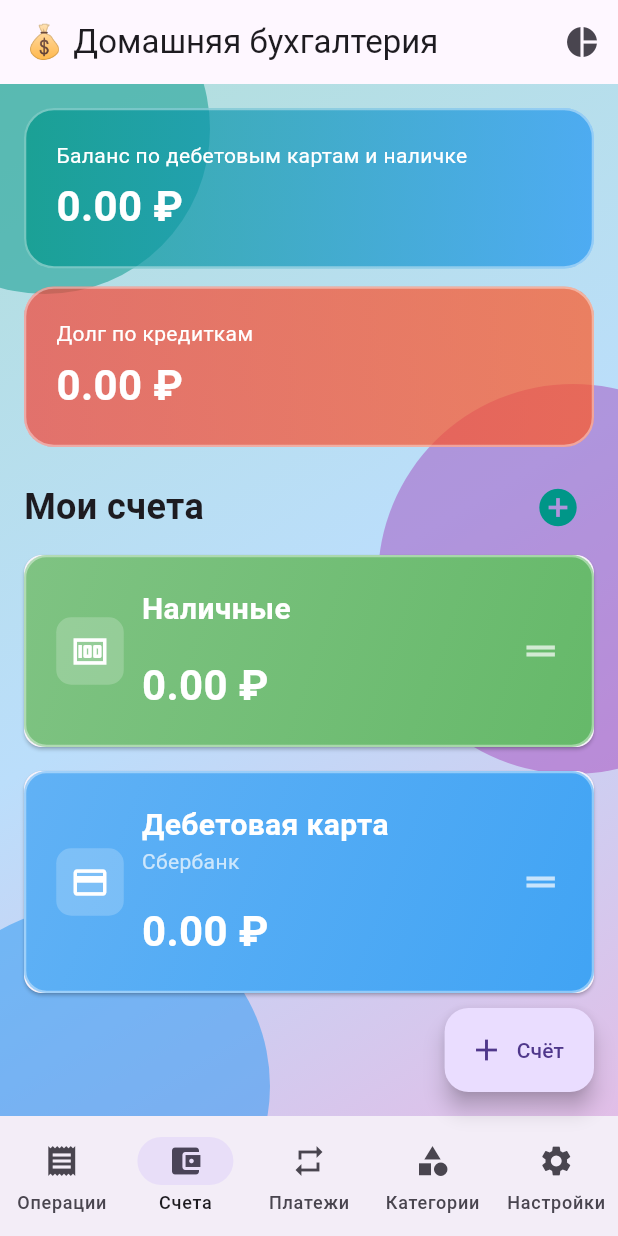
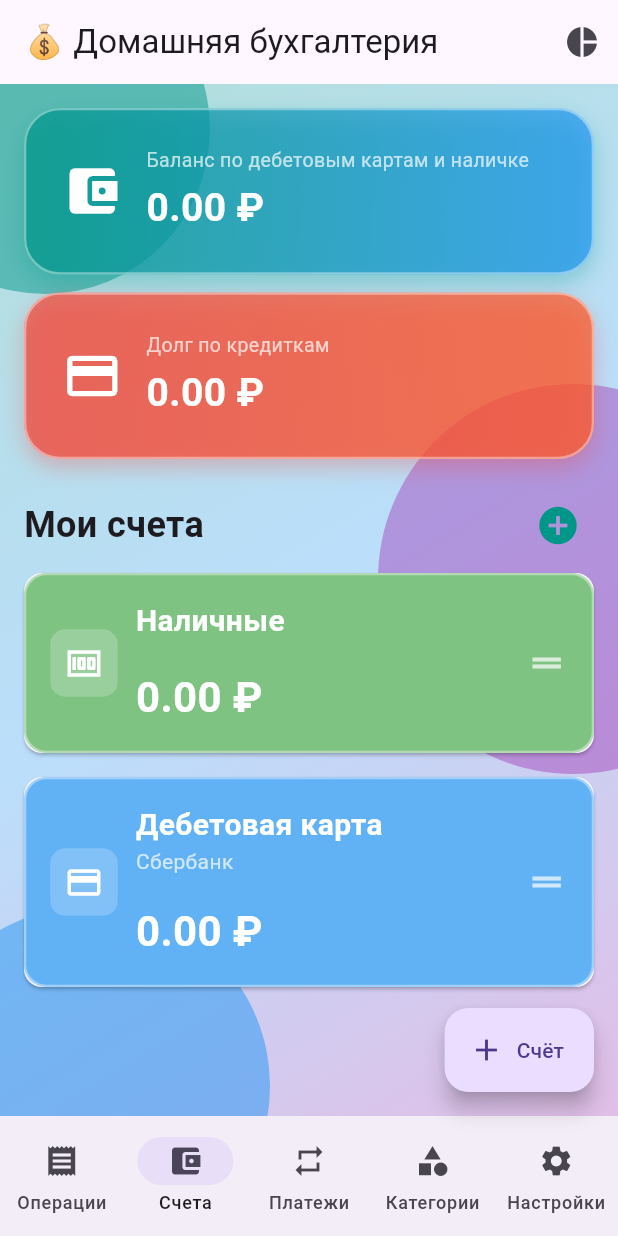
Before and after one commit to ak3301389/monkeybudget, a Flutter app: the screen it shows after launch, item 2 of the bottom bar chosen, on a phone screen of 412 x 824 dp. Run offline on Flutter 3.47's test engine with Material 3 defaults, Android fonts, the phone set to English and light mode, and no system bars; our stand-ins replace cloud_firestore, dio, firebase_auth, firebase_core, flutter_local_notifications, google_sign_in and 3 more; missing offline and left inert: file_selector, mobile_scanner; accounts and stored records are empty; network calls fail; key blocks and very long unbroken strings in the code were emptied for the run.

Commit message:
v4.8.0+133 - Обновление оформления экрана Счета

```diff
--- a/lib/screens/accounts_screen.dart
+++ b/lib/screens/accounts_screen.dart
@@ -95,7 +95,7 @@ class _AccountsScreenState extends State<AccountsScreen> {
               children: [
                 Container(
                   margin: EdgeInsets.only(bottom: 12),
-                  padding: EdgeInsets.all(20),
+                  padding: EdgeInsets.all(24),
                   width: double.infinity,
                   decoration: BoxDecoration(
                     gradient: LinearGradient(
@@ -104,30 +104,47 @@ class _AccountsScreenState extends State<AccountsScreen> {
                         Colors.blue.withOpacity(0.7),
                       ],
                     ),
-                    borderRadius: BorderRadius.circular(20),
+                    borderRadius: BorderRadius.circular(24),
                     border: Border.all(
                       color: Colors.white.withOpacity(0.4),
                       width: 1.5,
                     ),
+                    boxShadow: [
+                      BoxShadow(
+                        color: Colors.teal.withOpacity(0.3),
+                        blurRadius: 12,
+                        offset: Offset(0, 6),
                       ),
+                    ],
+                  ),
+                  child: Row(
+                    children: [
+                      Icon(Icons.account_balance_wallet,
+                          color: Colors.white, size: 40),
+                      SizedBox(width: 16),
+                      Expanded(
                         child: Column(
                           crossAxisAlignment: CrossAxisAlignment.start,
                           children: [
                             Text('Баланс по дебетовым картам и наличке',
-                          style: TextStyle(color: Colors.white, fontSize: 14)),
+                                style: TextStyle(
+                                    color: Colors.white70, fontSize: 13)),
                             SizedBox(height: 4),
                             Text(
                                 '${_getDebitTotal().toStringAsFixed(2)} ${widget.currency}',
                                 style: TextStyle(
                                     color: Colors.white,
-                              fontSize: 28,
+                                    fontSize: 26,
                                     fontWeight: FontWeight.bold)),
                           ],
                         ),
                       ),
+                    ],
+                  ),
+                ),
                 Container(
-                  margin: EdgeInsets.only(bottom: 16),
-                  padding: EdgeInsets.all(20),
+                  margin: EdgeInsets.only(bottom: 20),
+                  padding: EdgeInsets.all(24),
                   width: double.infinity,
                   decoration: BoxDecoration(
                     gradient: LinearGradient(
@@ -136,24 +153,40 @@ class _AccountsScreenState extends State<AccountsScreen> {
                         Colors.deepOrange.withOpacity(0.7),
                       ],
                     ),
-                    borderRadius: BorderRadius.circular(20),
+                    borderRadius: BorderRadius.circular(24),
                     border: Border.all(
                       color: Colors.white.withOpacity(0.4),
                       width: 1.5,
                     ),
+                    boxShadow: [
+                      BoxShadow(
+                        color: Colors.red.withOpacity(0.3),
+                        blurRadius: 12,
+                        offset: Offset(0, 6),
                       ),
+                    ],
+                  ),
+                  child: Row(
+                    children: [
+                      Icon(Icons.credit_card, color: Colors.white, size: 40),
+                      SizedBox(width: 16),
+                      Expanded(
                         child: Column(
                           crossAxisAlignment: CrossAxisAlignment.start,
                           children: [
                             Text('Долг по кредиткам',
-                          style: TextStyle(color: Colors.white, fontSize: 14)),
+                                style: TextStyle(
+                                    color: Colors.white70, fontSize: 13)),
                             SizedBox(height: 4),
                             Text(
                                 '${_getCreditDebt().toStringAsFixed(2)} ${widget.currency}',
                                 style: TextStyle(
                                     color: Colors.white,
-                              fontSize: 28,
+                                    fontSize: 26,
                                     fontWeight: FontWeight.bold)),
+                          ],
+                        ),
+                      ),
                     ],
                   ),
                 ),
@@ -206,12 +239,12 @@ class _AccountsScreenState extends State<AccountsScreen> {
         onTap: () => widget.onEditAccount(account),
         onLongPress: () => _showAccountMenu(account),
         child: Container(
-          padding: EdgeInsets.all(20),
+          padding: EdgeInsets.all(16),
           decoration: BoxDecoration(
             gradient: LinearGradient(
               colors: [
                 _getColorFromHex(account.color).withOpacity(0.7),
-                _getColorFromHex(account.color).withOpacity(0.85),
+                _getColorFromHex(account.color).withOpacity(0.7),
               ],
               begin: Alignment.topLeft,
               end: Alignment.bottomRight,
--- a/pubspec.yaml
+++ b/pubspec.yaml
@@ -3,7 +3,7 @@ description: Домашняя бухгалтерия
 
 publish_to: 'none'
 
-version: 4.8.0+132
+version: 4.8.0+133
 
 environment:
   sdk: '>=3.0.0 <4.0.0'
--- a/version_history.txt
+++ b/version_history.txt
@@ -104,3 +104,4 @@ v4.8.0.129 - Пересборка
 v4.8.0.130 - Эффект матового стекла на плашках баланса и карточках счетов, градиентный фон
 v4.8.0.131 - мелкие визуальные исправления
 v4.8.0.132 - Улучшение визуального оформления экрана Счета
+v4.8.0.133 - Обновление оформления экрана Счета
```
Lines whose indentation alone changed are shown as unchanged.
